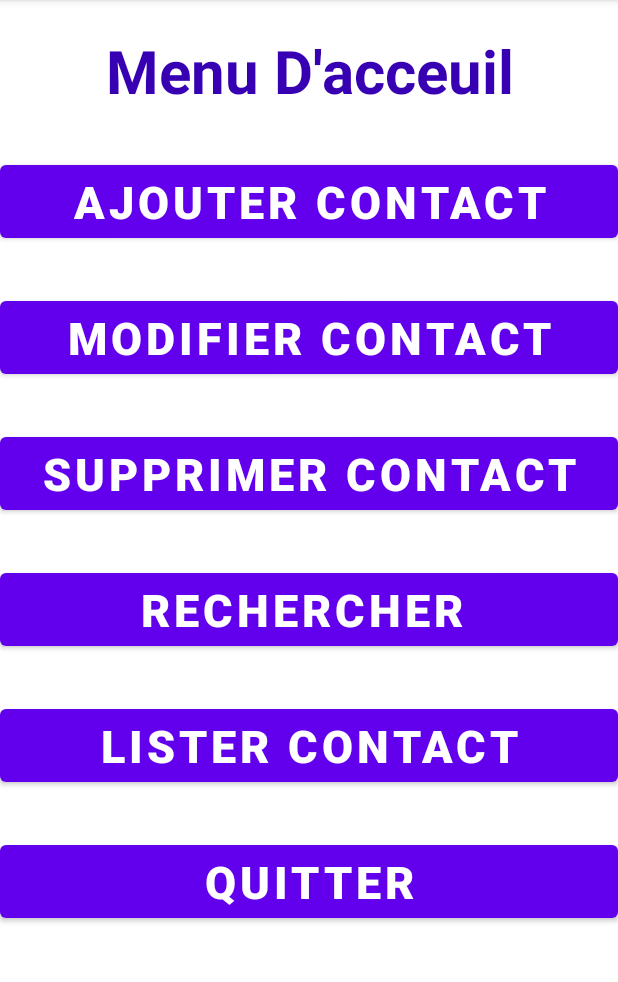
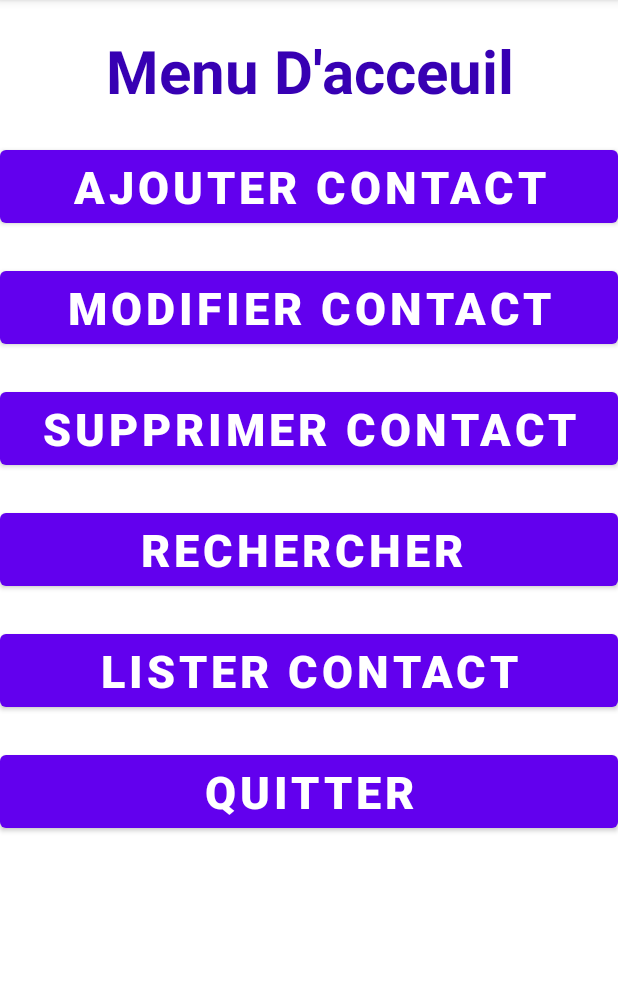
Before and after one commit to ChaouechOlfa/AndroidMiniAppContact, an Android app: the screen it shows after launch (MainActivity), on a phone screen of 412 x 824 dp, the part 84-1066 px from its top. Run offline under Robolectric (Android 15) with nearby library versions, the phone set to English and light mode, and no system bars.

```diff
--- a/app/src/main/res/layout/activity_main.xml
+++ b/app/src/main/res/layout/activity_main.xml
@@ -25,7 +25,7 @@
         android:text="Ajouter Contact"
         android:textSize="30sp"
         android:textStyle="bold"
-        android:layout_marginTop="30dp"
+        android:layout_marginTop="20dp"
         />
 
     <Button
@@ -36,7 +36,7 @@
         android:text="Modifier Contact"
         android:textSize="30sp"
         android:textStyle="bold"
-        android:layout_marginTop="30dp"
+        android:layout_marginTop="20dp"
         />
     <Button
         android:id="@+id/btnSupprimer"
@@ -46,7 +46,7 @@
         android:text="Supprimer Contact"
         android:textSize="30sp"
         android:textStyle="bold"
-        android:layout_marginTop="30dp"
+        android:layout_marginTop="20dp"
         />
 
     <Button
@@ -57,7 +57,7 @@
         android:text="Rechercher "
         android:textSize="30sp"
         android:textStyle="bold"
-        android:layout_marginTop="30dp"
+        android:layout_marginTop="20dp"
         />
     <Button
         android:id="@+id/btnLister"
@@ -67,7 +67,7 @@
         android:text="Lister Contact"
         android:textSize="30sp"
         android:textStyle="bold"
-        android:layout_marginTop="30dp"
+        android:layout_marginTop="20dp"
         />
     <Button
         android:id="@+id/btnQuitter"
@@ -77,7 +77,7 @@
         android:text="Quitter"
         android:textSize="30sp"
         android:textStyle="bold"
-        android:layout_marginTop="30dp"
+        android:layout_marginTop="20dp"
         />
 
 
```
Also changed, not shown: app/src/main/java/com/example/androidminiappcontact/AjouterActivity.java (+26 -0 lines), app/src/main/java/com/example/androidminiappcontact/DatabaseHandler.java (+22 -13 lines).
